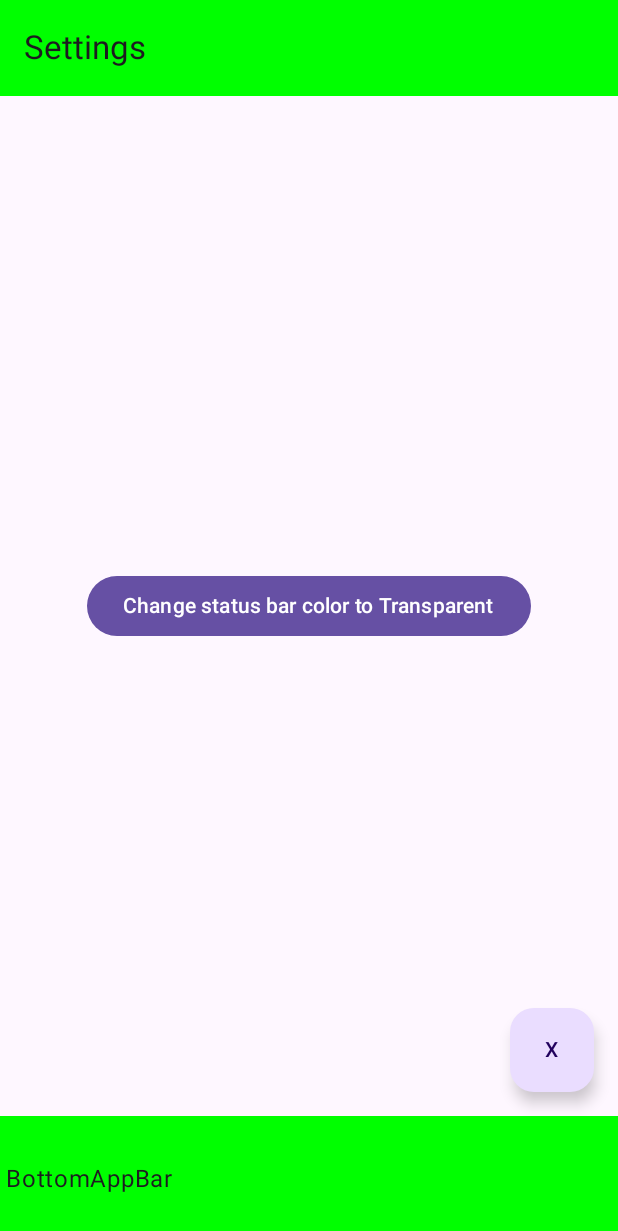
After one commit to ArtemisSoftware/Nested-Navigation, an Android app built with Jetpack Compose: the composable SettingsScreen shown on its own in the app's theme, on a phone screen of 412 x 824 dp. The commit adds this screen. Shown: the top 1231 px of the screen. Run offline under Robolectric (Android 15) with nearby library versions, the phone set to English and light mode, and no system bars; 2 statements that could not run were skipped.

Commit message:
Settings graph

```diff
--- /dev/null
+++ b/app/src/main/java/com/artemissoftware/nestednavigation/settings/SettingsScreen.kt
@@ -0,0 +1,78 @@
+package com.artemissoftware.nestednavigation.settings
+
+import android.annotation.SuppressLint
+import androidx.compose.foundation.layout.Arrangement
+import androidx.compose.foundation.layout.Column
+import androidx.compose.foundation.layout.fillMaxSize
+import androidx.compose.foundation.layout.padding
+import androidx.compose.material3.BottomAppBar
+import androidx.compose.material3.Button
+import androidx.compose.material3.ExperimentalMaterial3Api
+import androidx.compose.material3.FabPosition
+import androidx.compose.material3.FloatingActionButton
+import androidx.compose.material3.Scaffold
+import androidx.compose.material3.Text
+import androidx.compose.material3.TopAppBar
+import androidx.compose.material3.TopAppBarDefaults
+import androidx.compose.runtime.Composable
+import androidx.compose.ui.Alignment
+import androidx.compose.ui.Modifier
+import androidx.compose.ui.graphics.Color
+import androidx.compose.ui.tooling.preview.Preview
+
+@SuppressLint("UnusedMaterial3ScaffoldPaddingParameter")
+@OptIn(ExperimentalMaterial3Api::class)
+@Composable
+fun SettingsScreen(
+    alternateStatusBarColor: (Color) -> Unit,
+) {
+    Scaffold(
+        topBar = {
+            TopAppBar(
+                title = { Text("Settings") },
+                colors = TopAppBarDefaults.topAppBarColors(containerColor = Color.Green),
+            )
+        },
+        floatingActionButtonPosition = FabPosition.End,
+        floatingActionButton = {
+            FloatingActionButton(onClick = {}) {
+                Text("X")
+            }
+        },
+        content = {
+            Column(
+                modifier = Modifier
+                    .fillMaxSize()
+                    .padding(it),
+                verticalArrangement = Arrangement.Center,
+                horizontalAlignment = Alignment.CenterHorizontally,
+            ) {
+                Button(
+                    onClick = {
+                        alternateStatusBarColor(Color.Transparent)
+                    },
+                    content = {
+                        Text(text = "Change status bar color to Transparent")
+                    },
+                )
+            }
+        },
+        bottomBar = {
+            BottomAppBar(
+                containerColor = Color.Green,
+                content = {
+                    Text("BottomAppBar")
+                },
+
+            )
+        },
+    )
+}
+
+@Preview
+@Composable
+private fun SettingsScreenPreview() {
+    SettingsScreen(
+        alternateStatusBarColor = {},
+    )
+}
```
Also changed, not shown: app/src/main/java/com/artemissoftware/nestednavigation/MainActivity.kt (+58 -3 lines), app/src/main/java/com/artemissoftware/nestednavigation/settings/SettingsNavGraph.kt (added, +29 -0 lines), app/src/main/java/com/artemissoftware/nestednavigation/ui/theme/Theme.kt (+9 -8 lines).
